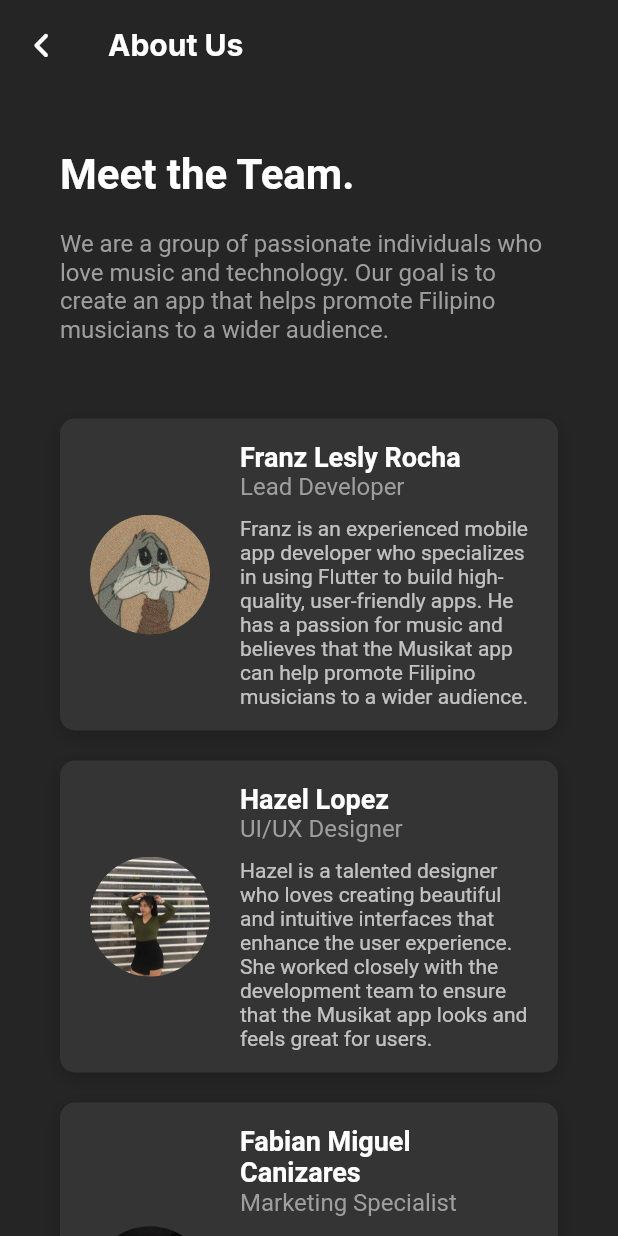
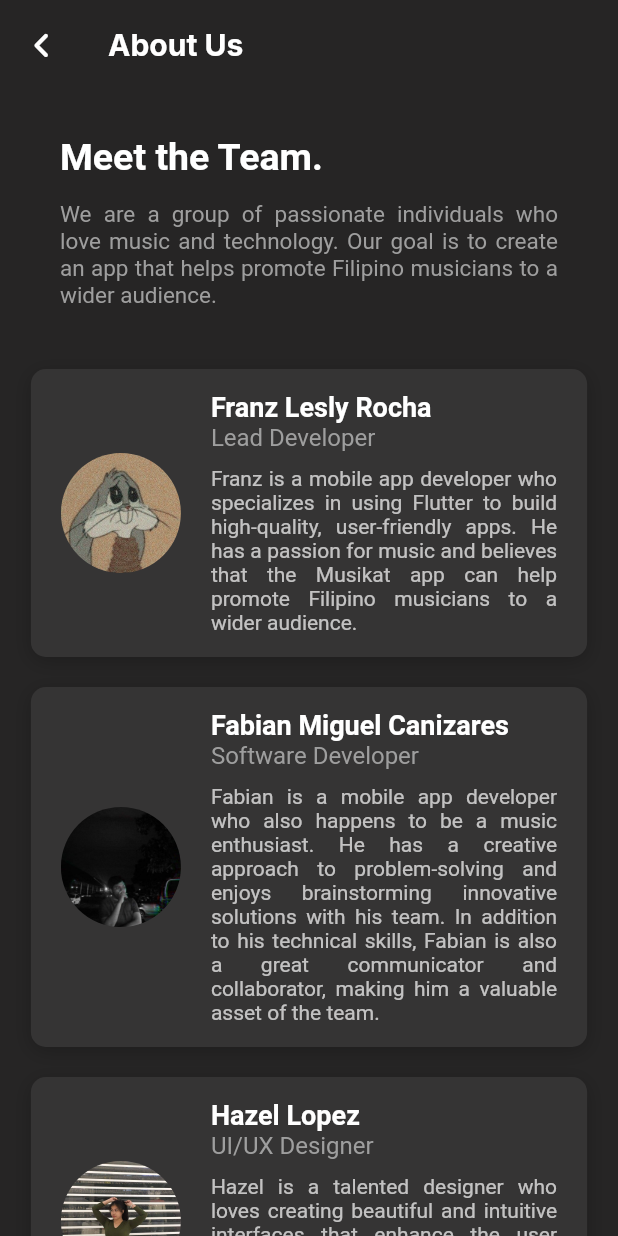
Before and after one commit to franzrocha/MuSikat-App, a Flutter app: the AboutUsScreen screen opened directly, on a phone screen of 412 x 824 dp. Run offline on Flutter 3.47's test engine with Material 2 defaults, Android fonts, the phone set to English and light mode, and no system bars; our stand-ins replace cached_network_image, cloud_firestore, file_picker, firebase_auth, firebase_core, firebase_storage and 9 more; missing offline and left inert: cloud_firestore_web, firebase_auth_web, firebase_core_web, firebase_database_web, firebase_storage_web, image_picker_for_web and 1 more; accounts and stored records are empty.

Commit message:
modified about us screen

```diff
--- a/lib/screens/home/profile/about_us.dart
+++ b/lib/screens/home/profile/about_us.dart
@@ -18,58 +18,52 @@ class AboutUsScreen extends StatelessWidget {
         showLogo: false,
       ),
       backgroundColor: musikatBackgroundColor,
-      body: SafeArea(
+      body: SingleChildScrollView(
         child: Column(
           children: [
             Container(
-              padding: EdgeInsets.symmetric(horizontal: 40, vertical: 40),
+              padding: const EdgeInsets.symmetric(horizontal: 40, vertical: 30),
               child: Column(
                 crossAxisAlignment: CrossAxisAlignment.start,
-                children: [
+                children: const [
                   Text(
                     'Meet the Team.',
                     style: TextStyle(
                       fontWeight: FontWeight.bold,
-                      fontSize: 28,
+                      fontSize: 25,
                       color: Colors.white,
                     ),
                   ),
-                  SizedBox(height: 20),
+                  SizedBox(height: 15),
                   Text(
                     'We are a group of passionate individuals who love music and technology. Our goal is to create an app that helps promote Filipino musicians to a wider audience.',
                     style: TextStyle(
-                      fontSize: 16,
+                      fontSize: 15,
                       color: Colors.grey,
                     ),
+                    textAlign: TextAlign.justify,
                   ),
                 ],
               ),
             ),
-            Expanded(
-              child: ListView(
-                padding: EdgeInsets.symmetric(horizontal: 40),
-                children: [
-                  _DeveloperTile(
+            const DeveloperTile(
                 name: 'Franz Lesly Rocha',
                 role: 'Lead Developer',
                 description:
-                          'Franz is an experienced mobile app developer who specializes in using Flutter to build high-quality, user-friendly apps. He has a passion for music and believes that the Musikat app can help promote Filipino musicians to a wider audience.',
+                    'Franz is a mobile app developer who specializes in using Flutter to build high-quality, user-friendly apps. He has a passion for music and believes that the Musikat app can help promote Filipino musicians to a wider audience.',
                 photoUrl: 'assets/images/furanzu.jpg'),
-                  _DeveloperTile(
+            const DeveloperTile(
+                name: 'Fabian Miguel Canizares',
+                role: 'Software Developer',
+                description:
+                    'Fabian is a mobile app developer who also happens to be a music enthusiast. He has a creative approach to problem-solving and enjoys brainstorming innovative solutions with his team. In addition to his technical skills, Fabian is also a great communicator and collaborator, making him a valuable asset of the team.',
+                photoUrl: 'assets/images/fabian.jpg'),
+            const DeveloperTile(
                 name: 'Hazel Lopez',
                 role: 'UI/UX Designer',
                 description:
                     'Hazel is a talented designer who loves creating beautiful and intuitive interfaces that enhance the user experience. She worked closely with the development team to ensure that the Musikat app looks and feels great for users.',
                 photoUrl: 'assets/images/hazel.jpg'),
-                  _DeveloperTile(
-                      name: 'Fabian Miguel Canizares',
-                      role: 'Marketing Specialist',
-                      description:
-                          'Fabian is a seasoned marketer with a keen eye for branding and promotion. He helped develop the marketing strategy for the Musikat app and continues to work closely with the team to ensure that it reaches as many Filipino musicians as possible.',
-                      photoUrl: 'assets/images/fabian.jpg'),
-                ],
-              ),
-            ),
           ],
         ),
       ),
@@ -77,8 +71,8 @@ class AboutUsScreen extends StatelessWidget {
   }
 }
 
-class _DeveloperTile extends StatelessWidget {
-  const _DeveloperTile({
+class DeveloperTile extends StatelessWidget {
+  const DeveloperTile({
     Key? key,
     required this.name,
     required this.role,
@@ -94,32 +88,33 @@ class _DeveloperTile extends StatelessWidget {
   @override
   Widget build(BuildContext context) {
     return Container(
-      margin: EdgeInsets.symmetric(vertical: 10),
+      margin: const EdgeInsets.symmetric(vertical: 10),
+      width: MediaQuery.of(context).size.width * 0.9,
       decoration: BoxDecoration(
-        color: Color(0xff353434),
+        color: const Color(0xff353434),
         borderRadius: BorderRadius.circular(10),
         boxShadow: [
           BoxShadow(
             color: Colors.black.withOpacity(0.2),
             blurRadius: 10,
-            offset: Offset(0, 3),
+            offset: const Offset(0, 3),
           ),
         ],
       ),
       child: Padding(
-        padding: EdgeInsets.symmetric(horizontal: 10),
+        padding: const EdgeInsets.symmetric(horizontal: 10),
         child: Row(
           crossAxisAlignment: CrossAxisAlignment.center,
           children: [
             Padding(
-              padding: EdgeInsets.only(right: 20, left: 10), // add left padding
+              padding: const EdgeInsets.only(right: 20, left: 10),
               child: Container(
                 width: 80,
                 height: 80,
                 decoration: BoxDecoration(
                   borderRadius: BorderRadius.circular(40),
                   image: DecorationImage(
-                    image: AssetImage(photoUrl), // updated image path
+                    image: AssetImage(photoUrl),
                     fit: BoxFit.cover,
                   ),
                 ),
@@ -127,14 +122,14 @@ class _DeveloperTile extends StatelessWidget {
             ),
             Expanded(
               child: Padding(
-                padding: EdgeInsets.only(right: 10),
+                padding: const EdgeInsets.only(right: 10),
                 child: Column(
                   crossAxisAlignment: CrossAxisAlignment.start,
                   children: [
-                    SizedBox(height: 15),
+                    const SizedBox(height: 15),
                     Text(
                       name,
-                      style: TextStyle(
+                      style: const TextStyle(
                         color: Colors.white,
                         fontWeight: FontWeight.bold,
                         fontSize: 18,
@@ -142,20 +137,21 @@ class _DeveloperTile extends StatelessWidget {
                     ),
                     Text(
                       role,
-                      style: TextStyle(
+                      style: const TextStyle(
                         color: Colors.grey,
                         fontSize: 16,
                       ),
                     ),
-                    SizedBox(height: 10),
+                    const SizedBox(height: 10),
                     Text(
                       description,
-                      style: TextStyle(
+                       textAlign: TextAlign.justify,
+                      style: const TextStyle(
                         color: Colors.white70,
                         fontSize: 14,
                       ),
                     ),
-                    SizedBox(height: 15),
+                    const SizedBox(height: 15),
                   ],
                 ),
               ),
--- a/lib/screens/home/profile/liked_songs_screen.dart
+++ b/lib/screens/home/profile/liked_songs_screen.dart
@@ -28,7 +28,6 @@ class _LikedSongsScreenState extends State<LikedSongsScreen> {
             caption: 'All your liked songs in one place.',
           ),
           SliverFillRemaining(
-
             child: FutureBuilder<List<SongModel>>(
               future: _likedCon.getLikedSongs(),
               builder: (context, snapshot) {
@@ -78,7 +77,7 @@ class _LikedSongsScreenState extends State<LikedSongsScreen> {
                               },
                               title: Text(
                                 songData.title.length > 30
-                                      ? '${songData.title.substring(0, 30)}..'
+                                    ? '${songData.title.substring(0, 25)}..'
                                     : songData.title,
                                 style: GoogleFonts.inter(
                                     fontSize: 16, color: Colors.white),
@@ -96,7 +95,8 @@ class _LikedSongsScreenState extends State<LikedSongsScreen> {
                                 height: 50,
                                 decoration: BoxDecoration(
                                   image: DecorationImage(
-                                      image: CachedNetworkImageProvider(songData.albumCover),
+                                    image: CachedNetworkImageProvider(
+                                        songData.albumCover),
                                     fit: BoxFit.cover,
                                   ),
                                 ),
@@ -127,7 +127,6 @@ class _LikedSongsScreenState extends State<LikedSongsScreen> {
               },
             ),
           ),
-
         ],
       ),
     );
```
Also changed, not shown: 2 other files. Lines whose indentation alone changed are shown as unchanged.
